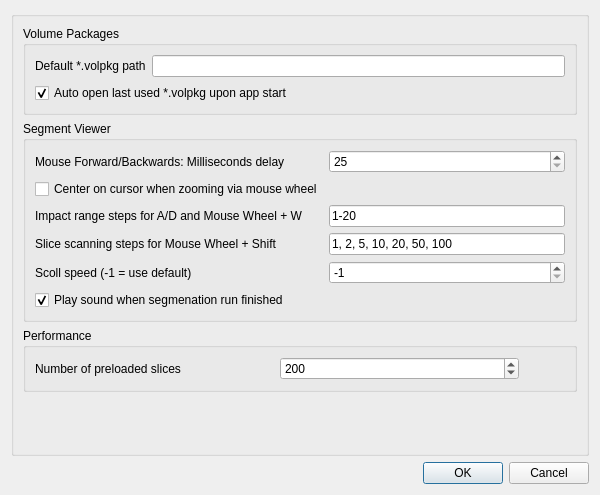
Above: volume-cartographer/apps/VC/VCSettings.ui from SuperOptimizer/villa before the change. Below: the same form after it.
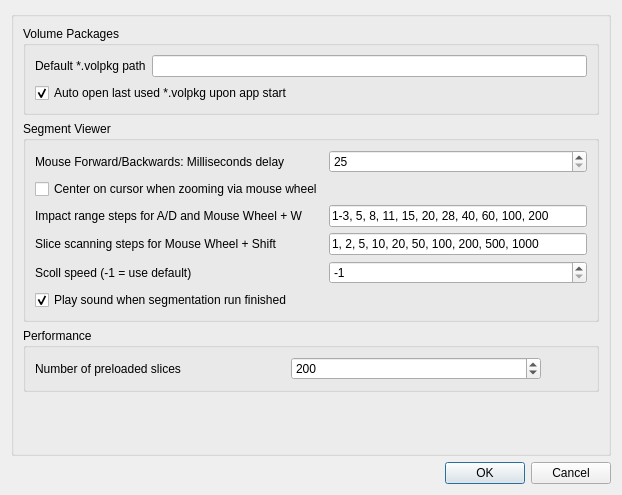
That is the form after the change. Icons and pictures are not drawn.

Commit message: - set new OFS defaults proposed by VC seg team - re-arrange some OFS parameter widgets - update user setting defaults

What changed in the file:
```diff
--- a/volume-cartographer/apps/VC/VCSettings.ui
+++ b/volume-cartographer/apps/VC/VCSettings.ui
@@ -6,7 +6,7 @@
    <rect>
     <x>0</x>
     <y>0</y>
-    <width>600</width>
+    <width>622</width>
     <height>495</height>
    </rect>
   </property>
@@ -58,7 +58,7 @@
          <item row="2" column="1">
           <widget class="QLineEdit" name="edtImpactRange">
            <property name="text">
-            <string>1-20</string>
+            <string>1-3, 5, 8, 11, 15, 20, 28, 40, 60, 100, 200</string>
            </property>
           </widget>
          </item>
@@ -92,14 +92,14 @@
          <item row="3" column="1">
           <widget class="QLineEdit" name="edtScanRange">
            <property name="text">
-            <string>1, 2, 5, 10, 20, 50, 100</string>
+            <string>1, 2, 5, 10, 20, 50, 100, 200, 500, 1000</string>
            </property>
           </widget>
          </item>
          <item row="5" column="0">
           <widget class="QCheckBox" name="chkPlaySoundAfterSegRun">
            <property name="text">
-            <string>Play sound when segmenation run finished</string>
+            <string>Play sound when segmentation run finished</string>
            </property>
            <property name="checked">
             <bool>true</bool>
```
The commit also changes 1 other file.
